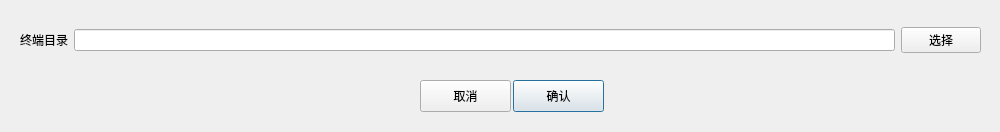
The window that ui/dialog/OpenTerminalDialog.ui (xiaohaijoe/AutoPackage) describes before a commit, drawn with Qt 5.
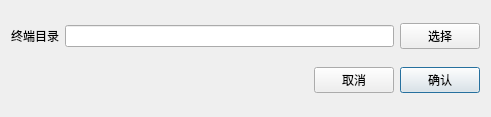
The same window after the commit.

What changed in the file:
```diff
--- a/ui/dialog/OpenTerminalDialog.ui
+++ b/ui/dialog/OpenTerminalDialog.ui
@@ -6,22 +6,15 @@
    <rect>
     <x>0</x>
     <y>0</y>
-    <width>1000</width>
-    <height>132</height>
+    <width>491</width>
+    <height>117</height>
    </rect>
   </property>
   <property name="windowTitle">
    <string>Dialog</string>
   </property>
-  <widget class="QWidget" name="gridLayoutWidget">
-   <property name="geometry">
-    <rect>
-     <x>20</x>
-     <y>20</y>
-     <width>961</width>
-     <height>41</height>
-    </rect>
-   </property>
+  <layout class="QGridLayout" name="gridLayout_2">
+   <item row="0" column="0" colspan="2">
    <layout class="QGridLayout" name="gridLayout">
     <item row="0" column="0">
      <widget class="QLabel" name="label">
@@ -82,33 +75,42 @@
      <widget class="QLineEdit" name="destEdit"/>
     </item>
    </layout>
-  </widget>
-  <widget class="QPushButton" name="confirmBtn">
-   <property name="geometry">
-    <rect>
-     <x>513</x>
-     <y>80</y>
-     <width>91</width>
-     <height>32</height>
-    </rect>
-   </property>
-   <property name="text">
-    <string>确认</string>
-   </property>
-  </widget>
+   </item>
+   <item row="1" column="0" colspan="2">
+    <layout class="QHBoxLayout" name="horizontalLayout">
+     <item>
+      <spacer name="horizontalSpacer">
+       <property name="orientation">
+        <enum>Qt::Horizontal</enum>
+       </property>
+       <property name="sizeHint" stdset="0">
+        <size>
+         <width>40</width>
+         <height>20</height>
+        </size>
+       </property>
+      </spacer>
+     </item>
+     <item>
   <widget class="QPushButton" name="cancelBtn">
-   <property name="geometry">
-    <rect>
-     <x>420</x>
-     <y>80</y>
-     <width>91</width>
-     <height>32</height>
-    </rect>
-   </property>
    <property name="text">
     <string>取消</string>
    </property>
-  </widget>
+       <property name="autoDefault">
+        <bool>false</bool>
+       </property>
+      </widget>
+     </item>
+     <item>
+      <widget class="QPushButton" name="confirmBtn">
+       <property name="text">
+        <string>确认</string>
+       </property>
+      </widget>
+     </item>
+    </layout>
+   </item>
+  </layout>
  </widget>
  <resources/>
  <connections/>
```
Lines whose indentation alone changed are shown as unchanged.
